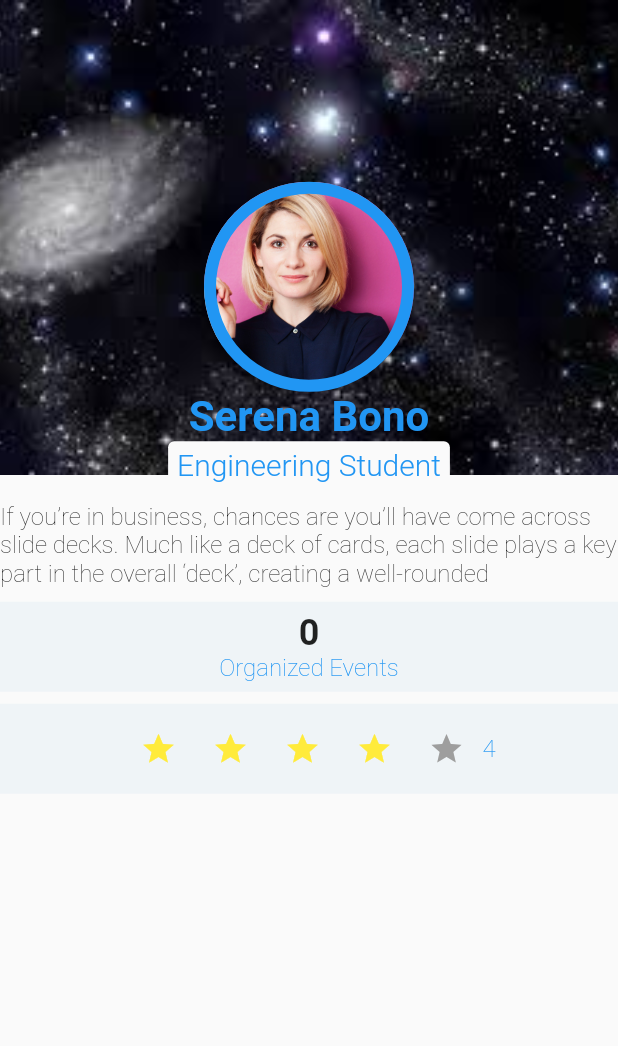
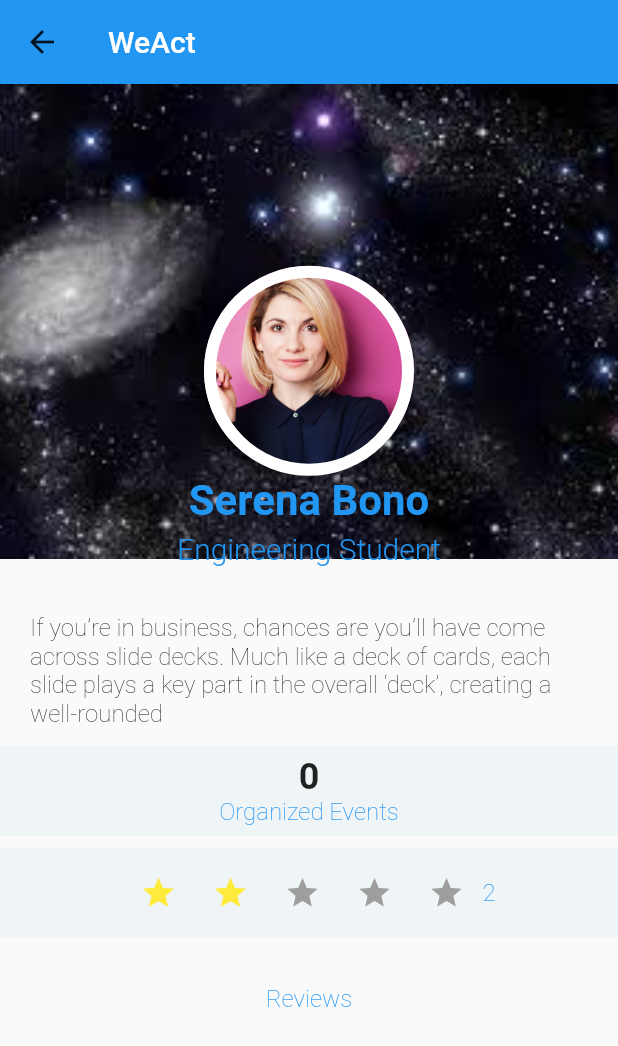
Before and after one commit to MrsSunshine/weact_application, a Flutter app: the PersonalPage screen opened by its route, on a phone screen of 412 x 824 dp. Shown: the top 1046 px of the screen. Run offline on Flutter 3.47's test engine with Material 2 defaults, Android fonts, the phone set to English and light mode, and no system bars; our stand-ins replace cloud_firestore, image_picker; missing offline and left inert: dart:ffi; accounts and stored records are empty; Roboto replaces fonts that are missing (Spectral).

Commit message:
Reviews + start on firebase

```diff
--- a/lib/User/personalPage.dart
+++ b/lib/User/personalPage.dart
@@ -1,8 +1,12 @@
 import 'package:flutter/material.dart';
-  class PersonalPage extends StatelessWidget{
-    final String _fullName= "Serena Bono";
+import 'package:cloud_firestore/cloud_firestore.dart';
+
+class PersonalPage extends StatelessWidget {
+  final db = Firestore.instance;
+  final String _fullName = "Serena Bono";
   final String _status = "Engineering Student";
-    final String _bio="If you’re in business, chances are you’ll have come across slide decks. Much like a deck of cards, each slide plays a key part in the overall ‘deck’, creating a well-rounded presentation."
+  final String _bio =
+      "If you’re in business, chances are you’ll have come across slide decks. Much like a deck of cards, each slide plays a key part in the overall ‘deck’, creating a well-rounded presentation."
       "If you need to inform your team, present findings, or outline a new strategy, slides are one of the most effective ways to do this."
       "Google Slides is one of the best ways to create a slide deck right now. It’s easy to use and has built-in design tools that integrate with Adobe, Lucidchart, and more. The best part — it’s free!";
 
@@ -18,7 +22,6 @@ import 'package:flutter/material.dart';
     fontFamily: 'Roboto',
     color: Colors.black,
     fontSize: 16.0,
-
     fontWeight: FontWeight.w200,
   );
 
@@ -27,39 +30,42 @@ import 'package:flutter/material.dart';
     fontSize: 24.0,
     fontWeight: FontWeight.bold,
   );
+  TextStyle _nameTextStyle = TextStyle(
+      fontFamily: 'Roboto',
+      color: Colors.blue,
+      fontSize: 28.0,
+      fontWeight: FontWeight.w700);
 
-    Widget _buildImageCover(Size screenSize){
+  TextStyle _nameReviewStyle = TextStyle(
+      fontFamily: 'Roboto',
+      color: Colors.blue,
+      fontSize: 20.0,
+      fontWeight: FontWeight.w300);
+
+  Widget _buildImageCover(Size screenSize) {
     return Container(
-        height: screenSize.height/2.6,
-        decoration:  BoxDecoration(
-          image:  DecorationImage(image: AssetImage("assets/universe.jpg"),
+      height: screenSize.height / 2.6,
+      decoration: BoxDecoration(
+        image: DecorationImage(
+          image: AssetImage("assets/universe.jpg"),
           fit: BoxFit.cover,
         ),
       ),
     );
   }
 
-
-
-    Widget _buildFullName(){
-      TextStyle _nameTextStyle=TextStyle(
-        fontFamily: 'Roboto',
-        color:  Colors.blue,
-        fontSize: 28.0,
-        fontWeight: FontWeight.w700
-      );
+  Widget _buildFullName() {
     return Text(
       _fullName,
       style: _nameTextStyle,
     );
   }
 
-
-    Widget _buildProfileImage(){
+  Widget _buildProfileImage() {
     return Center(
       child: Container(
-          width:  140.0,
-          height:  140.0,
+        width: 140.0,
+        height: 140.0,
         decoration: BoxDecoration(
             image: DecorationImage(
               image: AssetImage('assets/profile.jpg'),
@@ -67,40 +73,44 @@ import 'package:flutter/material.dart';
             ),
             borderRadius: BorderRadius.circular(80.0),
             border: Border.all(
-              color: Colors.blue,
+              color: Colors.white,
               width: 8.0,
-            )
-          ),
+            )),
       ),
     );
   }
-    Color check(int number){
-      return (number>0)?Colors.yellow:Colors.grey;
+
+  Color check(int number) {
+    return (number > 0) ? Colors.yellow : Colors.grey;
   }
-    Widget _UserRating(int number){
-      int num1=number;
-      Color _color=Colors.yellow;
+
+  Widget _UserRating(int number) {
+    int num1 = number;
+    Color _color = Colors.yellow;
     return Container(
       child: Row(
         children: <Widget>[
           new IconButton(icon: new Icon(Icons.star, color: check(number--))),
-            new IconButton(icon: new Icon(Icons.star,color: check(number--))),
-            new IconButton(icon: new Icon(Icons.star,color: check(number--))),
-            new IconButton(icon: new Icon(Icons.star,color: check(number--))),
-            new IconButton(icon: new Icon(Icons.star,color: check(number--))),
-            Text(num1.toString(), style: TextStyle(fontFamily: 'Roboto',
+          new IconButton(icon: new Icon(Icons.star, color: check(number--))),
+          new IconButton(icon: new Icon(Icons.star, color: check(number--))),
+          new IconButton(icon: new Icon(Icons.star, color: check(number--))),
+          new IconButton(icon: new Icon(Icons.star, color: check(number--))),
+          Text(num1.toString(),
+              style: TextStyle(
+                fontFamily: 'Roboto',
                 color: Colors.blue,
                 fontSize: 16.0,
-              fontWeight: FontWeight.w200,))
+                fontWeight: FontWeight.w200,
+              ))
         ],
       ),
     );
   }
-    Widget _buildStatus(BuildContext context){
+
+  Widget _buildStatus(BuildContext context) {
     return Container(
       padding: EdgeInsets.symmetric(vertical: 4.0, horizontal: 6.0),
       decoration: BoxDecoration(
-          color: Theme.of(context).scaffoldBackgroundColor,
         borderRadius: BorderRadius.circular(4.0),
       ),
       child: Text(
@@ -116,11 +126,12 @@ import 'package:flutter/material.dart';
   }
 
   String checkBio(String _bio) {
-      String trial = "If you’re in business, chances are you’ll have come across slide decks. Much like a deck of cards, each slide plays a key part in the overall ‘deck’, creating a well-rounded";
+    String trial =
+        "If you’re in business, chances are you’ll have come across slide decks. Much like a deck of cards, each slide plays a key part in the overall ‘deck’, creating a well-rounded";
     return _bio.substring(0, trial.length);
   }
 
-    Widget _BuildStatItem(String label, String count){
+  Widget _BuildStatItem(String label, String count) {
     return Column(
       mainAxisAlignment: MainAxisAlignment.center,
       children: <Widget>[
@@ -132,28 +143,25 @@ import 'package:flutter/material.dart';
       ],
     );
   }
-    Widget _BuildStatContainer(BuildContext context){
+
+  Widget _BuildStatContainer(BuildContext context) {
     return Container(
-        height:  60.0,
+      height: 100.0,
       margin: EdgeInsets.only(top: 8.0),
-        decoration: BoxDecoration(
-          color: Theme.of(context).scaffoldBackgroundColor,
-        ),
-        child: Column(
-          mainAxisAlignment: MainAxisAlignment.spaceAround,
-          children: <Widget>[
-            Text(checkBio(_bio), style: _statBioTextStyle),
-          ],
+      decoration: BoxDecoration(),
+      child: Container(
+        child: Text(checkBio(_bio), style: _statBioTextStyle),
+        margin: const EdgeInsets.only(left: 20.0, right: 20.0, top: 20),
       ),
     );
   }
-    Widget _BuildStatContainer1(){
+
+  Widget _BuildStatContainer1() {
     return Container(
-        height:  60.0,
+      height: 60.0,
       margin: EdgeInsets.only(top: 8.0),
       decoration: BoxDecoration(
         color: Color(0xFFEFF4F7),
-
       ),
       child: Row(
         mainAxisAlignment: MainAxisAlignment.spaceAround,
@@ -163,41 +171,91 @@ import 'package:flutter/material.dart';
       ),
     );
   }
-    Widget _BuildStatContainer2(){
+
+  Widget _BuildStatContainer2() {
     return Container(
-        height:  60.0,
+      height: 60.0,
       margin: EdgeInsets.only(top: 8.0),
       decoration: BoxDecoration(
         color: Color(0xFFEFF4F7),
-
       ),
       child: Row(
         mainAxisAlignment: MainAxisAlignment.spaceAround,
         children: <Widget>[
-            _UserRating(4),
+          _UserRating(2),
         ],
       ),
     );
+  }
+
+  Widget _buildReviews(BuildContext context) {
+    return Container(
+      margin: EdgeInsets.only(top: 8.0),
+      decoration: BoxDecoration(
+        color: Color(0xFFEFF4F7),
+      ),
+      child: StreamBuilder(
+          stream: db.collection("reviews").snapshots(),
+          // ignore: missing_return
+          builder: (context, snapshot) {
+            final reviews = snapshot.data.documents;
+            if (!snapshot.hasData) {
+              return Text('Loading data... Please wait...',
+                  style: _statLabelTextStyle);
+            } else {
+              return Column(
+                mainAxisAlignment: MainAxisAlignment.spaceBetween,
+                children: <Widget>[for (var i in reviews) _ReviewItem(i)],
+              );
+            }
+          }),
+    );
+  }
+
+  Widget _ReviewItem(var i) {
+    return Container(
+        child: Column(
+      children: <Widget>[
+        Row(mainAxisAlignment: MainAxisAlignment.center, children: <Widget>[
+          Text(i.data['name'], style: _statLabelTextStyle),
+          _UserRating(i.data['starNum']),
+        ]),
+        Container(
+          child: Text(
+            i.data['review'],
+            style: _statBioTextStyle,
+          ),
+          margin: const EdgeInsets.only(left: 20.0, right: 20.0),
+        ),
+      ],
+    ));
   }
 
   @override
   Widget build(BuildContext context) {
     Size screenSize = MediaQuery.of(context).size;
     return Scaffold(
+      appBar: AppBar(title: Text("WeAct"), iconTheme: IconThemeData()),
       body: Stack(
         children: <Widget>[
           _buildImageCover(screenSize),
           SafeArea(
-              child:  SingleChildScrollView(
+            child: SingleChildScrollView(
               child: Column(
                 children: <Widget>[
-                    SizedBox(height: screenSize.height/6.8),
+                  SizedBox(height: screenSize.height / 6.8),
                   _buildProfileImage(),
                   _buildFullName(),
                   _buildStatus(context),
                   _BuildStatContainer(context),
                   _BuildStatContainer1(),
                   _BuildStatContainer2(),
+                  Container(
+                    child: Text("Reviews", style: _statLabelTextStyle),
+                    alignment: Alignment.bottomCenter,
+                    height: 50,
+                  ),
+                  _buildReviews(context),
                   //_Reviews(),
                 ],
               ),
--- a/pubspec.yaml
+++ b/pubspec.yaml
@@ -24,6 +24,9 @@ dependencies:
   image_picker:
   file_picker:
   http:
+  firebase_core: ^0.4.4+3
+  firebase_auth: ^0.16.0
+  cloud_firestore: ^0.13.5
   flutter:
     sdk: flutter
 
```
Also changed, not shown: lib/User/reviewsService.dart (deleted, +0 -17 lines), pubspec.lock, 5 other files. Lines whose indentation alone changed are shown as unchanged.
